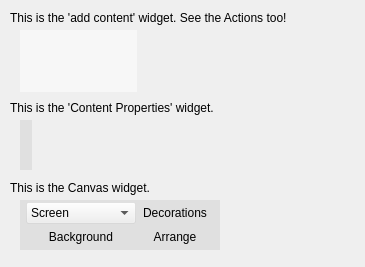
First picture: the form in App/CanvasAppliance.ui, repository enricoros/fotowall, before the edit.
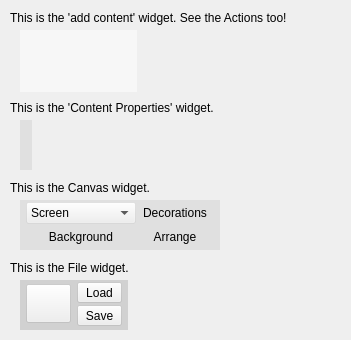
Second picture: the form after the edit. Icons and pictures are not drawn. Custom widgets are drawn as their Qt base class.

Commit message: Simplify integration: Appliance->Canvas value not set anymore, File menu moved to the CanvasAppliance.

What changed in the file:
```diff
--- a/App/CanvasAppliance.ui
+++ b/App/CanvasAppliance.ui
@@ -6,8 +6,8 @@
    <rect>
     <x>0</x>
     <y>0</y>
-    <width>365</width>
-    <height>267</height>
+    <width>351</width>
+    <height>340</height>
    </rect>
   </property>
   <widget class="GroupBoxWidget" name="addContentBox" native="true">
@@ -514,6 +514,177 @@
     </item>
    </layout>
   </widget>
+  <widget class="GroupBoxWidget" name="fileWidget" native="true">
+   <property name="geometry">
+    <rect>
+     <x>20</x>
+     <y>280</y>
+     <width>108</width>
+     <height>50</height>
+    </rect>
+   </property>
+   <property name="palette">
+    <palette>
+     <active>
+      <colorrole role="Base">
+       <brush brushstyle="SolidPattern">
+        <color alpha="255">
+         <red>236</red>
+         <green>238</green>
+         <blue>216</blue>
+        </color>
+       </brush>
+      </colorrole>
+      <colorrole role="Window">
+       <brush brushstyle="SolidPattern">
+        <color alpha="32">
+         <red>0</red>
+         <green>0</green>
+         <blue>0</blue>
+        </color>
+       </brush>
+      </colorrole>
+     </active>
+     <inactive>
+      <colorrole role="Base">
+       <brush brushstyle="SolidPattern">
+        <color alpha="255">
+         <red>236</red>
+         <green>238</green>
+         <blue>216</blue>
+        </color>
+       </brush>
+      </colorrole>
+      <colorrole role="Window">
+       <brush brushstyle="SolidPattern">
+        <color alpha="32">
+         <red>0</red>
+         <green>0</green>
+         <blue>0</blue>
+        </color>
+       </brush>
+      </colorrole>
+     </inactive>
+     <disabled>
+      <colorrole role="Base">
+       <brush brushstyle="SolidPattern">
+        <color alpha="32">
+         <red>0</red>
+         <green>0</green>
+         <blue>0</blue>
+        </color>
+       </brush>
+      </colorrole>
+      <colorrole role="Window">
+       <brush brushstyle="SolidPattern">
+        <color alpha="32">
+         <red>0</red>
+         <green>0</green>
+         <blue>0</blue>
+        </color>
+       </brush>
+      </colorrole>
+     </disabled>
+    </palette>
+   </property>
+   <property name="autoFillBackground">
+    <bool>true</bool>
+   </property>
+   <property name="title" stdset="0">
+    <string>FILE</string>
+   </property>
+   <property name="checkable" stdset="0">
+    <bool>true</bool>
+   </property>
+   <property name="borderFlags" stdset="0">
+    <number>1</number>
+   </property>
+   <layout class="QGridLayout" name="gridLayout_4">
+    <property name="leftMargin">
+     <number>6</number>
+    </property>
+    <property name="topMargin">
+     <number>0</number>
+    </property>
+    <property name="rightMargin">
+     <number>6</number>
+    </property>
+    <property name="bottomMargin">
+     <number>0</number>
+    </property>
+    <property name="verticalSpacing">
+     <number>0</number>
+    </property>
+    <item row="0" column="2">
+     <widget class="QToolButton" name="loadButton">
+      <property name="sizePolicy">
+       <sizepolicy hsizetype="Preferred" vsizetype="Fixed">
+        <horstretch>0</horstretch>
+        <verstretch>0</verstretch>
+       </sizepolicy>
+      </property>
+      <property name="text">
+       <string>Load</string>
+      </property>
+     </widget>
+    </item>
+    <item row="1" column="2">
+     <widget class="QToolButton" name="saveButton">
+      <property name="sizePolicy">
+       <sizepolicy hsizetype="Preferred" vsizetype="Fixed">
+        <horstretch>0</horstretch>
+        <verstretch>0</verstretch>
+       </sizepolicy>
+      </property>
+      <property name="text">
+       <string>Save</string>
+      </property>
+      <property name="toolButtonStyle">
+       <enum>Qt::ToolButtonTextBesideIcon</enum>
+      </property>
+     </widget>
+    </item>
+    <item row="0" column="0" rowspan="2">
+     <widget class="QToolButton" name="exportButton">
+      <property name="sizePolicy">
+       <sizepolicy hsizetype="Preferred" vsizetype="Fixed">
+        <horstretch>0</horstretch>
+        <verstretch>0</verstretch>
+       </sizepolicy>
+      </property>
+      <property name="text">
+       <string/>
+      </property>
+      <property name="icon">
+       <iconset resource="../fotowall.qrc">
+        <normaloff>:/data/fotowall.png</normaloff>:/data/fotowall.png</iconset>
+      </property>
+      <property name="iconSize">
+       <size>
+        <width>32</width>
+        <height>32</height>
+       </size>
+      </property>
+      <property name="toolButtonStyle">
+       <enum>Qt::ToolButtonTextBesideIcon</enum>
+      </property>
+     </widget>
+    </item>
+   </layout>
+  </widget>
+  <widget class="QLabel" name="label_4">
+   <property name="geometry">
+    <rect>
+     <x>10</x>
+     <y>260</y>
+     <width>381</width>
+     <height>16</height>
+    </rect>
+   </property>
+   <property name="text">
+    <string notr="true">This is the File widget.</string>
+   </property>
+  </widget>
   <action name="aAddPicture">
    <property name="icon">
     <iconset resource="../fotowall.qrc">
```
The commit also changes 14 other files.
